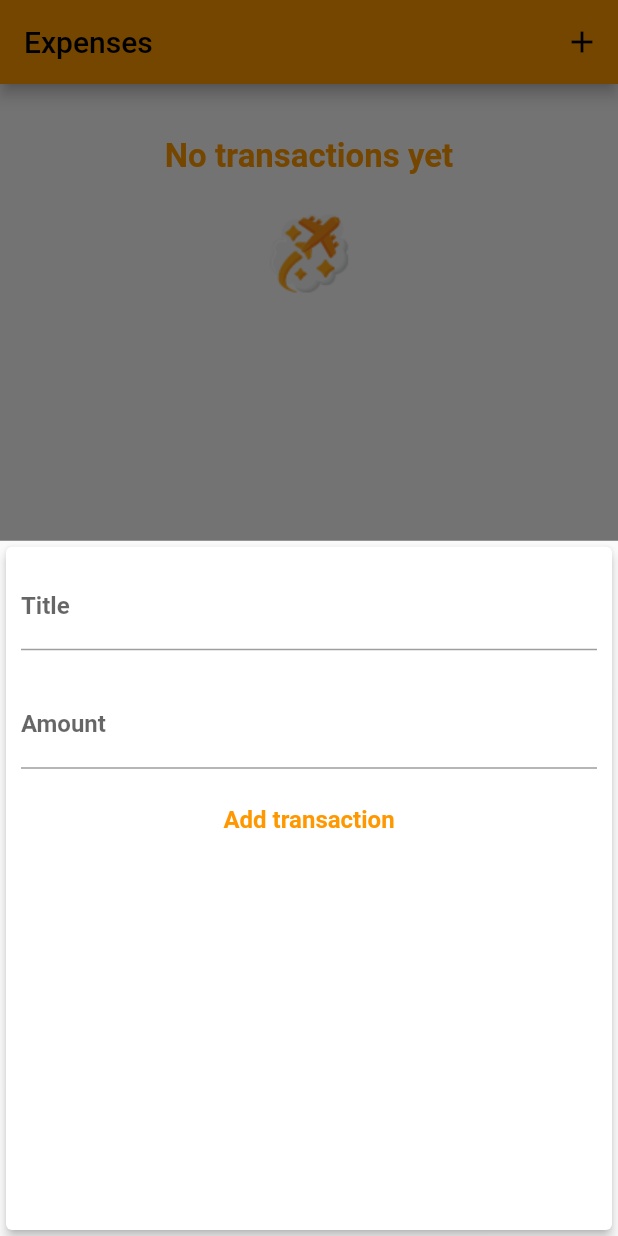
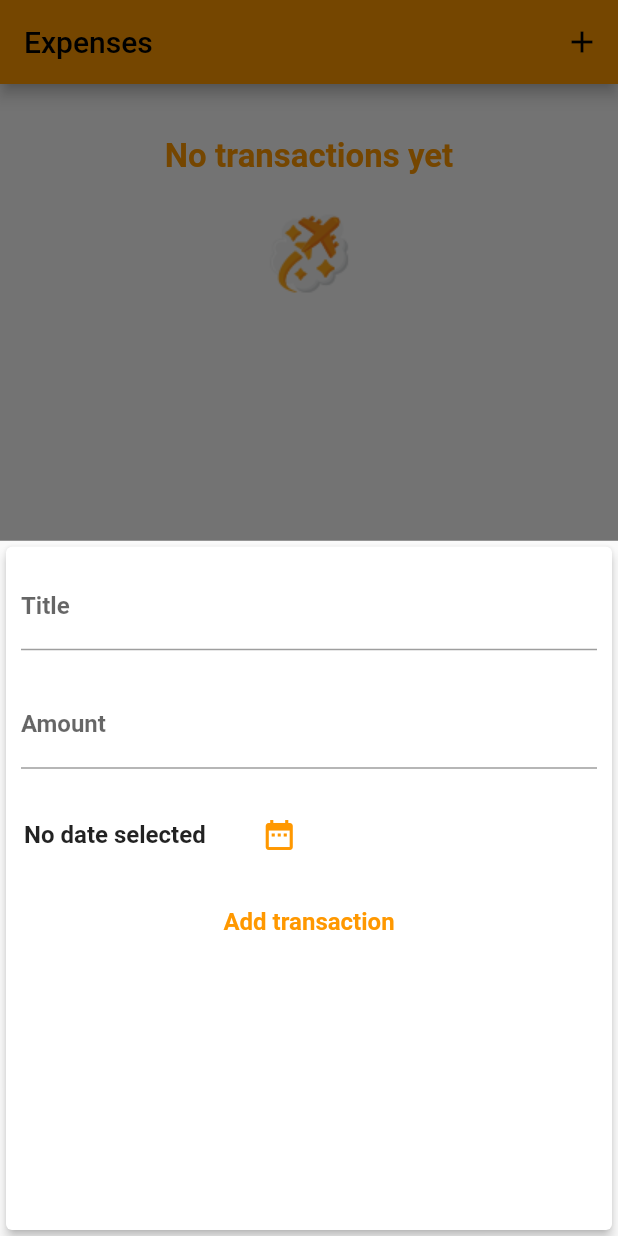
Before and after one commit to CircleHP/flutter-expenses-app, a Flutter app: the screen it shows after launch, after a tap on the "add" icon, on a phone screen of 412 x 824 dp. Run offline on Flutter 3.47's test engine with Material 2 defaults, Android fonts, the phone set to English and light mode, and no system bars.

Commit message:
Feature: Implement Date Picker and date select logic for transaction creation

```diff
--- a/lib/pages/home.dart
+++ b/lib/pages/home.dart
@@ -26,12 +26,12 @@ class _HomePageState extends State<HomePage> {
         .toList();
   }
 
-  void _addNewTransaction(String title, double amount) {
+  void _addNewTransaction(String title, double amount, DateTime date) {
     final newTransaction = Transaction(
       id: DateTime.now().toString(),
       title: title,
       amount: amount,
-      date: DateTime.now(),
+      date: date,
     );
 
     setState(() {
--- a/lib/widgets/Chart/chart.dart
+++ b/lib/widgets/Chart/chart.dart
@@ -3,7 +3,6 @@ import 'package:flutter_app_1/widgets/Chart/chart_bar.dart';
 import 'package:intl/intl.dart';
 
 import '../../models/transaction/transaction.dart';
-import '../Chart/chart.dart';
 
 class Chart extends StatelessWidget {
   final List<Transaction> recentTransaction;
@@ -29,7 +28,7 @@ class Chart extends StatelessWidget {
         'day': DateFormat.E().format(weekDay).substring(0, 1),
         'amount': totalSum,
       };
-    });
+    }).reversed.toList();
   }
 
   double get totalSpending {
--- a/lib/widgets/Chart/chart_bar.dart
+++ b/lib/widgets/Chart/chart_bar.dart
@@ -25,7 +25,7 @@ class ChartBar extends StatelessWidget {
         const SizedBox(
           height: 5,
         ),
-        Container(
+        SizedBox(
           height: 60,
           width: 10,
           child: Stack(
@@ -52,6 +52,7 @@ class ChartBar extends StatelessWidget {
         const SizedBox(
           height: 5,
         ),
+        Text(label)
       ],
     );
   }
--- a/lib/widgets/Transactions/create_transaction.dart
+++ b/lib/widgets/Transactions/create_transaction.dart
@@ -1,25 +1,47 @@
 import 'package:flutter/material.dart';
+import 'package:intl/intl.dart';
 
-class CreateTransaction extends StatelessWidget {
+class CreateTransaction extends StatefulWidget {
   final Function createTransaction;
-  final titleController = TextEditingController();
-  final amountController = TextEditingController();
 
   CreateTransaction(this.createTransaction, {super.key});
 
-  void submitData() {
-    final enteredTitle = titleController.text;
-    final enteredAmount = double.parse(amountController.text);
+  @override
+  State<CreateTransaction> createState() => _CreateTransactionState();
+}
 
-    if (enteredTitle.isEmpty || enteredAmount <= 0) {
+class _CreateTransactionState extends State<CreateTransaction> {
+  final _titleController = TextEditingController();
+  final _amountController = TextEditingController();
+  DateTime? _selectedDate;
+
+  void _submitData() {
+    final enteredTitle = _titleController.text;
+    final enteredAmount = double.parse(_amountController.text);
+
+    if (enteredTitle.isEmpty || enteredAmount <= 0 || _selectedDate == null) {
       return;
     }
 
-    createTransaction(enteredTitle, enteredAmount);
+    widget.createTransaction(enteredTitle, enteredAmount, _selectedDate);
+  }
+
+  void _toggleDatePicker(BuildContext context) {
+    showDatePicker(
+      context: context,
+      initialDate: DateTime.now(),
+      firstDate: DateTime(2020),
+      lastDate: DateTime.now(),
+    ).then((date) {
+      setState(() {
+        _selectedDate = date;
+      });
+    });
   }
 
   @override
   Widget build(BuildContext context) {
+    print(_selectedDate);
     return Card(
       elevation: 3,
       child: Column(
@@ -27,8 +49,8 @@ class CreateTransaction extends StatelessWidget {
           Container(
             padding: const EdgeInsets.all(10.0),
             child: TextField(
-              controller: titleController,
-              onSubmitted: (_) => submitData(),
+              controller: _titleController,
+              onSubmitted: (_) => _submitData(),
               decoration: const InputDecoration(
                 labelText: 'Title',
                 labelStyle: TextStyle(
@@ -41,8 +63,8 @@ class CreateTransaction extends StatelessWidget {
           Container(
             padding: const EdgeInsets.all(10.0),
             child: TextField(
-              controller: amountController,
-              onSubmitted: (_) => submitData(),
+              controller: _amountController,
+              onSubmitted: (_) => _submitData(),
               keyboardType: const TextInputType.numberWithOptions(
                 decimal: true,
               ),
@@ -55,8 +77,37 @@ class CreateTransaction extends StatelessWidget {
               ),
             ),
           ),
+          Container(
+            margin: const EdgeInsets.symmetric(
+              vertical: 10.0,
+              horizontal: 12.0,
+            ),
+            child: Row(
+              children: [
+                Text(
+                  _selectedDate == null
+                      ? 'No date selected'
+                      : DateFormat('dd MMMM yyyy').format(_selectedDate!),
+                  style: const TextStyle(
+                    fontSize: 16,
+                    fontWeight: FontWeight.bold,
+                  ),
+                ),
+                Container(
+                  margin: const EdgeInsets.only(left: 25.0),
+                  child: IconButton(
+                    onPressed: () => _toggleDatePicker(context),
+                    icon: Icon(
+                      Icons.date_range,
+                      color: Theme.of(context).primaryColor,
+                    ),
+                  ),
+                )
+              ],
+            ),
+          ),
           TextButton(
-            onPressed: submitData,
+            onPressed: _submitData,
             child: const Text('Add transaction',
                 style: TextStyle(
                   fontSize: 16,
```
